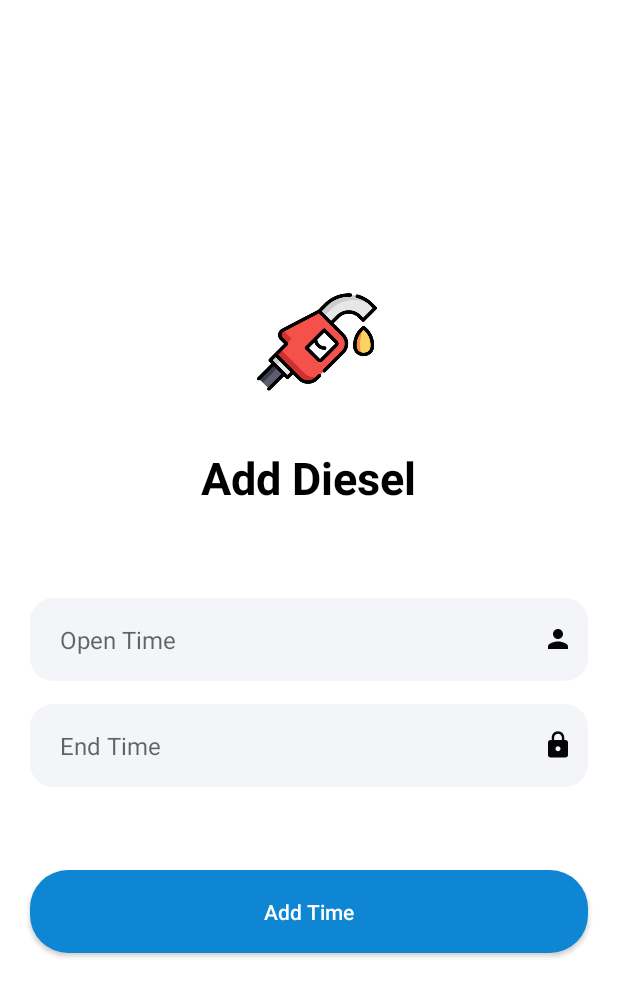
After one commit to Agasthi98/StationAppFrontend, an Android app: the AddTime screen opened directly, with no data from a screen before it, on a phone screen of 412 x 824 dp. The commit adds this screen. Shown: the top 997 px of the screen. Run offline under Robolectric (Android 15) with nearby library versions, the phone set to English and light mode, and no system bars.

Commit message:
add open time complete

```diff
--- a/app/src/main/AndroidManifest.xml
+++ b/app/src/main/AndroidManifest.xml
@@ -15,6 +15,12 @@
         android:supportsRtl="true"
         android:theme="@style/Theme.FuelApp"
         android:usesCleartextTraffic="true">
+        <activity
+            android:name=".AddTime"
+            android:exported="false" />
+        <activity
+            android:name=".Home"
+            android:exported="false" />
         <activity
             android:name=".ShedOwnerActivity"
             android:exported="false" />
--- /dev/null
+++ b/app/src/main/java/com/example/fuelapp/AddTime.java
@@ -0,0 +1,79 @@
+package com.example.fuelapp;
+
+import static com.example.fuelapp.LoginActivity.VTYPE;
+import static com.example.fuelapp.LoginActivity.phoneNUMBER;
+import static com.example.fuelapp.LoginActivity.userNAME;
+
+import androidx.appcompat.app.AppCompatActivity;
+
+import android.content.Intent;
+import android.os.Bundle;
+import android.util.Log;
+import android.view.View;
+import android.widget.Button;
+import android.widget.EditText;
+import android.widget.Toast;
+
+import com.example.fuelapp.domain.FuelModel;
+import com.example.fuelapp.service.RetrofitClient;
+import com.example.fuelapp.service.StationService;
+
+import retrofit2.Call;
+import retrofit2.Callback;
+import retrofit2.Response;
+
+public class AddTime extends AppCompatActivity {
+
+    EditText startTime,endTime;
+    Button addTime;
+
+    @Override
+    protected void onCreate(Bundle savedInstanceState) {
+        super.onCreate(savedInstanceState);
+        setContentView(R.layout.activity_add_time);
+
+        startTime = (EditText) findViewById(R.id.txtAddStartTimeShed);
+        endTime = (EditText) findViewById(R.id.txtAddEndTimeShed);
+        addTime = (Button) findViewById(R.id.btnAddShedTime);
+
+        addTime.setOnClickListener(new View.OnClickListener() {
+            @Override
+            public void onClick(View view) {
+                String sTime = startTime.getText().toString();
+                String eTime = endTime.getText().toString();
+
+                String StationName = userNAME;
+                String StationNumber = phoneNUMBER;
+                String StationLocation = VTYPE;
+
+                if(sTime.equals("") || eTime.equals("")){
+                    Toast.makeText(AddTime.this, "Fill All the field", Toast.LENGTH_SHORT).show();
+                }else{
+                    System.out.println("details:===="+StationName+StationNumber+StationLocation);
+                    addShedTime(sTime,eTime,StationName,StationNumber,StationLocation);
+                    Intent intent = new Intent(getApplicationContext(), ShedOwnerActivity.class);
+                    startActivity(intent);
+                }
+            }
+        });
+
+    }
+
+    public void addShedTime(String ArrivalTime,String EndTime, String StationName,String StationNumber,String StationLocation){
+        StationService stationService = RetrofitClient.getRetrofitInstance().create(StationService.class);
+        Call<FuelModel> call = stationService.createShedAvailableTime(ArrivalTime,EndTime,StationName,StationNumber,StationLocation);
+        call.enqueue(new Callback<FuelModel>() {
+            @Override
+            public void onResponse(Call<FuelModel> call, Response<FuelModel> response) {
+                if(response.isSuccessful()){
+                    Toast.makeText(AddTime.this, "Shed Time Added successfully!", Toast.LENGTH_SHORT).show();
+                }
+            }
+
+            @Override
+            public void onFailure(Call<FuelModel> call, Throwable t) {
+                Log.e("ERROR: ", t.getMessage());
+            }
+        });
+    }
+}
--- a/app/src/main/java/com/example/fuelapp/service/StationService.java
+++ b/app/src/main/java/com/example/fuelapp/service/StationService.java
@@ -43,4 +43,13 @@ public interface StationService {
     Call<FuelModel> getPetrol(@Field("StationNumber") String StationNumber
     );
 
+    @FormUrlEncoded
+    @POST("api/time")
+    Call<FuelModel> createShedAvailableTime(@Field("arrivalTime") String Liters,
+                                 @Field("endTime") String ArrivalTime,
+                                 @Field("stationName") String StationName,
+                                 @Field("stationNumber") String StationNumber,
+                                 @Field("stationLocation") String StationLocation
+    );
+
 }
--- /dev/null
+++ b/app/src/main/res/layout/activity_add_time.xml
@@ -0,0 +1,110 @@
+<?xml version="1.0" encoding="utf-8"?>
+<LinearLayout xmlns:android="http://schemas.android.com/apk/res/android"
+    xmlns:app="http://schemas.android.com/apk/res-auto"
+    xmlns:tools="http://schemas.android.com/tools"
+    android:layout_width="match_parent"
+    android:layout_height="match_parent"
+    android:orientation="vertical"
+    android:gravity="center"
+    tools:context=".OwnerAddDiesel">
+
+    <ImageView
+        android:id="@+id/fuelImage"
+        android:layout_width="80dp"
+        android:layout_height="80dp"
+        android:layout_marginStart="35dp"
+        android:layout_marginTop="-30dp"
+        android:layout_marginEnd="30dp"
+        android:layout_marginBottom="30dp"
+        app:srcCompat="@drawable/fuel_1" />
+
+    <TextView
+        android:id="@+id/txtAddDiesel"
+        android:layout_width="wrap_content"
+        android:layout_height="wrap_content"
+        android:layout_gravity="center"
+        android:text="Add Diesel"
+        android:textSize="30sp"
+        android:textStyle="bold"
+        android:textColor="@color/black"
+        android:layout_marginBottom="40dp"
+        />
+
+    <RelativeLayout
+        android:layout_width="match_parent"
+        android:layout_height="55dp"
+        android:layout_marginStart="20dp"
+        android:layout_marginEnd="20dp"
+        android:layout_marginTop="20dp"
+        android:background="@drawable/round_back"
+        android:layout_marginBottom="35dp"
+        >
+
+        <EditText
+            android:id="@+id/txtAddStartTimeShed"
+            android:layout_width="match_parent"
+            android:layout_height="match_parent"
+            android:background="@android:color/transparent"
+            android:hint="Open Time"
+            android:inputType="text"
+            android:maxLines="1"
+            android:paddingStart="20dp"
+            android:paddingEnd="20dp"
+            android:textSize="16sp" />
+
+        <ImageView
+            android:layout_width="40dp"
+            android:layout_height="40dp"
+            android:layout_alignParentEnd="true"
+            android:layout_centerVertical="true"
+            android:padding="10dp"
+            android:src="@drawable/ic_user" />
+    </RelativeLayout>
+
+    <RelativeLayout
+        android:layout_width="match_parent"
+        android:layout_height="55dp"
+        android:layout_marginStart="20dp"
+        android:layout_marginEnd="20dp"
+        android:background="@drawable/round_back"
+        android:layout_marginBottom="35dp"
+        android:layout_marginTop="-20dp"
+        >
+
+        <EditText
+            android:id="@+id/txtAddEndTimeShed"
+            android:layout_width="match_parent"
+            android:layout_height="match_parent"
+            android:background="@android:color/transparent"
+            android:hint="End Time"
+            android:inputType="text"
+            android:maxLines="1"
+            android:paddingStart="20dp"
+            android:paddingEnd="20dp"
+            android:textSize="16sp" />
+
+        <ImageView
+            android:layout_width="40dp"
+            android:layout_height="40dp"
+            android:layout_alignParentEnd="true"
+            android:layout_centerVertical="true"
+            android:padding="10dp"
+            android:src="@drawable/ic_lock" />
+    </RelativeLayout>
+
+    <androidx.appcompat.widget.AppCompatButton
+        android:id="@+id/btnAddShedTime"
+        android:layout_width="match_parent"
+        android:layout_height="55dp"
+        android:layout_marginStart="20dp"
+        android:layout_marginTop="20dp"
+        android:layout_marginEnd="20dp"
+        android:layout_marginBottom="-30dp"
+        android:background="@drawable/round_background_primary"
+        android:text="Add Time"
+        android:textAllCaps="false"
+        android:textColor="@color/white" />
+
+
+
+</LinearLayout>
```
Also changed, not shown: app/src/main/java/com/example/fuelapp/Home.java (added, +13 -0 lines), app/src/main/java/com/example/fuelapp/ShedOwnerActivity.java (+21 -2 lines), app/src/main/java/com/example/fuelapp/domain/ShedTimeModel.java (added, +59 -0 lines), app/src/main/res/layout/activity_home.xml (added, +10 -0 lines), app/src/main/res/layout/activity_shed_owner.xml (+12 -0 lines).
